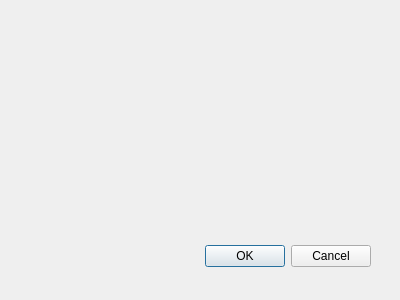
This is UserApp/Dialogs/PasteLinkDialog.ui in proximax-storage/cpp-xpx-storage-user-app as Qt 5 draws it before an edit. The edited form follows.
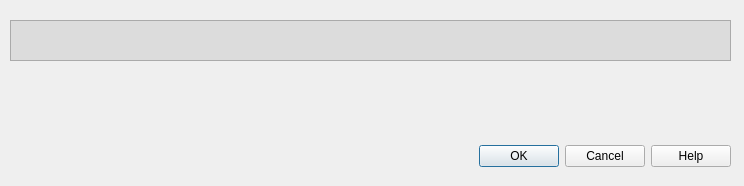
This is the edited form.

Commit message: paste link dialog

The edit to the form file:
```diff
--- a/UserApp/Dialogs/PasteLinkDialog.ui
+++ b/UserApp/Dialogs/PasteLinkDialog.ui
@@ -6,8 +6,8 @@
    <rect>
     <x>0</x>
     <y>0</y>
-    <width>400</width>
-    <height>300</height>
+    <width>744</width>
+    <height>186</height>
    </rect>
   </property>
   <property name="windowTitle">
@@ -16,9 +16,9 @@
   <widget class="QDialogButtonBox" name="buttonBox">
    <property name="geometry">
     <rect>
-     <x>30</x>
-     <y>240</y>
-     <width>341</width>
+     <x>10</x>
+     <y>140</y>
+     <width>721</width>
      <height>32</height>
     </rect>
    </property>
@@ -26,7 +26,23 @@
     <enum>Qt::Horizontal</enum>
    </property>
    <property name="standardButtons">
-    <set>QDialogButtonBox::Cancel|QDialogButtonBox::Ok</set>
+    <set>QDialogButtonBox::Cancel|QDialogButtonBox::Help|QDialogButtonBox::Ok</set>
+   </property>
+  </widget>
+  <widget class="QTextEdit" name="m_linkEdit">
+   <property name="enabled">
+    <bool>false</bool>
+   </property>
+   <property name="geometry">
+    <rect>
+     <x>10</x>
+     <y>20</y>
+     <width>721</width>
+     <height>41</height>
+    </rect>
+   </property>
+   <property name="styleSheet">
+    <string notr="true">background-color: gainsboro; color: dimgray;</string>
    </property>
   </widget>
  </widget>
```
The commit also changes 11 other files.
